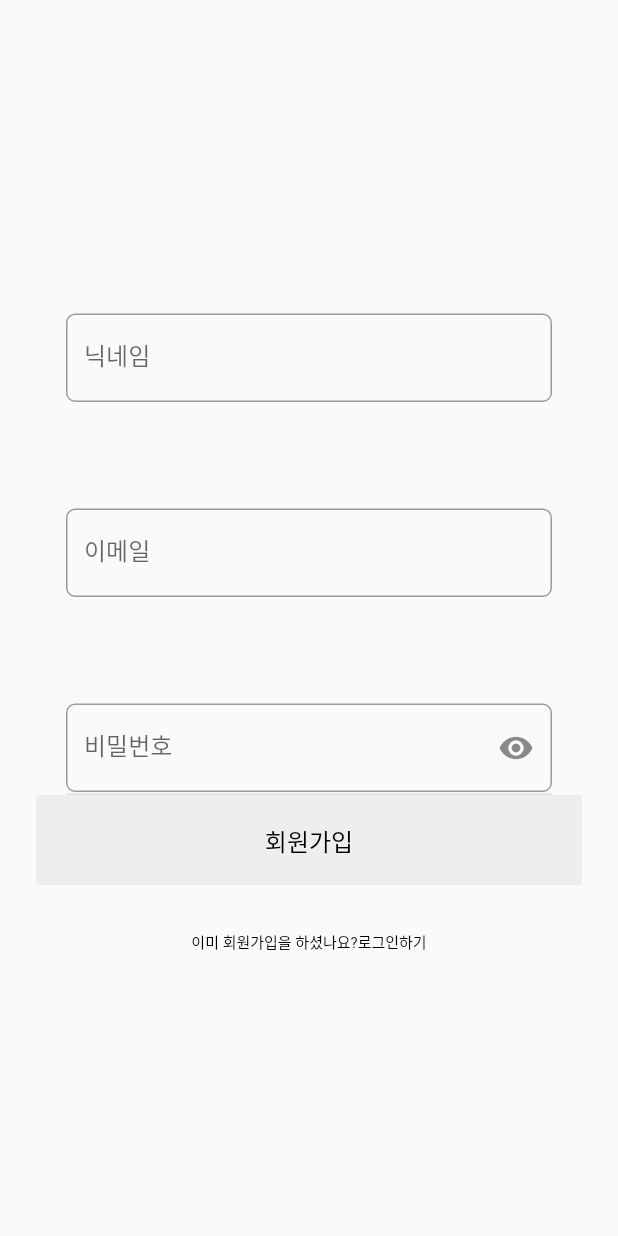
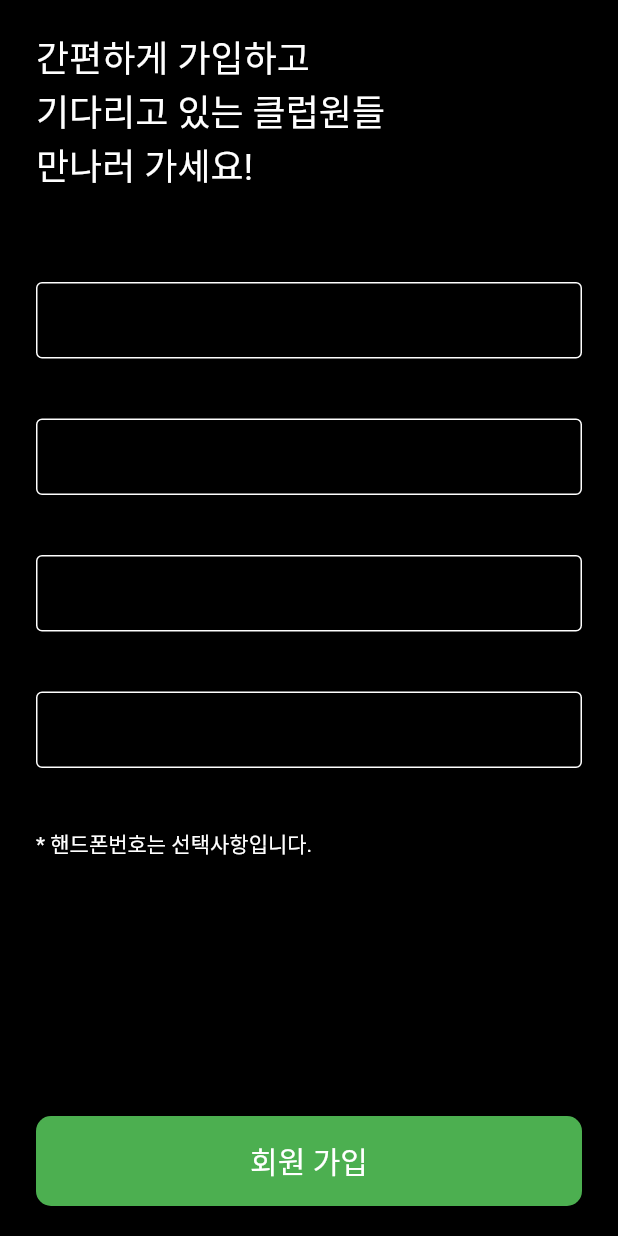
Before and after one commit to jgwng/drawCardApp, a Flutter app: the SignUpPage screen opened directly, on a phone screen of 412 x 824 dp. Run offline on Flutter 3.47's test engine with Material 2 defaults, Android fonts, the phone set to English and light mode, and no system bars; our stand-ins replace get.

```diff
--- /dev/null
+++ b/lib/business_logic/binding/login_binding.dart
@@ -0,0 +1,9 @@
+import 'package:drawcard/business_logic/controller/auth_page/login_controller.dart';
+import 'package:get/get.dart';
+
+class LoginBindings extends Bindings {
+  @override
+  void dependencies() {
+    Get.put(LoginController());
+  }
+}
--- /dev/null
+++ b/lib/business_logic/binding/sign_up_binding.dart
@@ -0,0 +1,9 @@
+import 'package:drawcard/business_logic/controller/auth_page/sign_up_controller.dart';
+import 'package:get/get.dart';
+
+class SignUpBinding extends Bindings {
+  @override
+  void dependencies() {
+    Get.put(SignUpController());
+  }
+}
--- /dev/null
+++ b/lib/business_logic/controller/auth_page/sign_up_controller.dart
@@ -0,0 +1,69 @@
+import 'package:flutter/cupertino.dart';
+import 'package:get/get.dart';
+
+class SignUpController extends GetxController {
+  TextEditingController emailController = TextEditingController();
+  TextEditingController mobileController = TextEditingController();
+  TextEditingController nicknameController = TextEditingController();
+  TextEditingController pwController = TextEditingController();
+
+  FocusNode emailNode = FocusNode();
+  FocusNode mobileNode = FocusNode();
+  FocusNode nicknameNode = FocusNode();
+  FocusNode pwNode = FocusNode();
+
+  final emailKey = GlobalKey<FormState>();
+  final mobileKey = GlobalKey<FormState>();
+  final nicknameKey = GlobalKey<FormState>();
+  final pwKey = GlobalKey<FormState>();
+
+  final emailRegex = RegExp(
+      r"^[a-zA-Z0-9.a-zA-Z0-9.!#$%&'*+-/=?^_`{|}~]+@[a-zA-Z0-9]+\.[a-zA-Z]+");
+
+  // 숫자 1개 포함 && 8자리 이상
+  RegExp pwRegex = RegExp(r'^(?=.*?[a-z])(?=.*?[0-9]).{8,}$');
+
+  @override
+  void onInit() {
+    super.onInit();
+  }
+
+  String? nicknameValidator(String? text) {
+    if (text == null || text.isEmpty) {
+      return '닉네임을 입력하세요!';
+    } else if (text.length < 2) {
+      return '최소 2자 이상 작성해 주세요!';
+    }
+
+    return null;
+  }
+
+  String? emailValidator(String? text) {
+    if (text == null || text.isEmpty) {
+      return '이메일을 입력하세요!';
+    } else if (!emailRegex.hasMatch(text)) {
+      return '이메일 양식을 확인해주세요';
+    }
+    return null;
+  }
+
+  String? validatePassword(String? value) {
+    if (value == null || value.isEmpty) {
+      return '비밀번호를 입력해주세요!';
+    } else {
+      if (!pwRegex.hasMatch(value)) {
+        return '영문자&숫자 1개 이상 포함 & 8자리 이상이여야 합니다.';
+      } else {
+        return null;
+      }
+    }
+  }
+
+  Future<void> emailCheck() async {
+
+  }
+
+  void onTapRegUser() async {
+
+  }
+}
--- a/lib/consts/pages.dart
+++ b/lib/consts/pages.dart
@@ -2,9 +2,12 @@ import 'package:drawcard/business_logic/binding/auth_page_binding.dart';
 import 'package:drawcard/business_logic/binding/draw_page_binding.dart';
 import 'package:drawcard/business_logic/binding/favorite_page_binding.dart';
 import 'package:drawcard/business_logic/binding/home_page_binding.dart';
+import 'package:drawcard/business_logic/binding/login_binding.dart';
 import 'package:drawcard/business_logic/binding/recent_page_binding.dart';
+import 'package:drawcard/business_logic/binding/sign_up_binding.dart';
 import 'package:drawcard/business_logic/binding/total_page_binding.dart';
 import 'package:drawcard/consts/routes.dart';
+import 'package:drawcard/ui/pages/auth/sign_up_page.dart';
 import 'package:drawcard/ui/pages/drawing/drawing_page.dart';
 import 'package:drawcard/ui/pages/home/home_page.dart';
 import 'package:drawcard/ui/pages/home/views/favorite_view.dart';
@@ -30,12 +33,13 @@ class AppPages{
       binding: DrawPageBinding()
     ),
     GetPage(
-      name : Routes.auth,
-      page: () => AuthPage(),
-      binding: AuthPageBinding()
+      name : Routes.signUp,
+      page: () => SignUpPage(),
+      binding: SignUpBinding()
     ),
     GetPage(
         name : Routes.login,
+        binding: LoginBindings(),
         page: () => LoginPage()
     ),
     GetPage(
--- a/lib/consts/routes.dart
+++ b/lib/consts/routes.dart
@@ -4,7 +4,7 @@ class Routes{
   static const String splash = '/splash';
 
   // 로그인,회원 가입 화면
-  static const String auth = '/auth';
+  static const String signUp = '/signUp';
   static const String login = '/login';
 
   //메인 홈 화면
--- a/lib/main.dart
+++ b/lib/main.dart
@@ -18,7 +18,7 @@ class MyApp extends StatelessWidget {
         primarySwatch: Colors.blue,
       ),
       getPages: AppPages.pages,
-      initialRoute: Routes.home,
+      initialRoute: Routes.login,
     );
   }
 }
--- a/lib/ui/pages/auth/sign_up_page.dart
+++ b/lib/ui/pages/auth/sign_up_page.dart
@@ -1,74 +1,118 @@
-import 'package:drawcard/business_logic/controller/auth_page/auth_page_controller.dart';
-import 'widget/auth_tft.dart';
-import 'package:flutter/gestures.dart';
+import 'package:drawcard/business_logic/controller/auth_page/sign_up_controller.dart';
+import 'package:drawcard/ui/widget/draw_pad_button.dart';
+import 'package:drawcard/ui/widget/draw_pad_tft.dart';
 import 'package:flutter/material.dart';
 import 'package:get/get.dart';
 
-class SignUpPage extends StatefulWidget{
-  @override
-  _SignUpPageState createState() => _SignUpPageState();
-}
+class SignUpPage extends GetView<SignUpController> {
+  const SignUpPage({Key? key}) : super(key: key);
 
-class _SignUpPageState extends State<SignUpPage>{
   @override
   Widget build(BuildContext context) {
-    return Scaffold(
-      body: GestureDetector(
-        onTap: (){
-          FocusScope.of(context).unfocus();
+    return GestureDetector(
+      onTap: () => Get.focusScope?.unfocus(),
+      child: WillPopScope(
+        onWillPop: () {
+          Get.focusScope?.unfocus();
+          Get.back();
+          return Future.value(false);
         },
-        behavior: HitTestBehavior.opaque,
-        child: Container(
-          alignment: Alignment.center,
-          padding: EdgeInsets.symmetric(horizontal: 24),
-          child: Column(
-            mainAxisAlignment: MainAxisAlignment.center,
-            crossAxisAlignment: CrossAxisAlignment.center,
-            children: [
-              //닉네임
-              AuthTFT(labelText : '닉네임', controller: TextEditingController(),),
-              SizedBox(height: 50,),
-              // 비밀번호
-              AuthTFT(labelText : '이메일', controller: TextEditingController(),),
-              SizedBox(height: 50,),
-              // 비밀번호
-              AuthTFT(labelText : '비밀번호', controller: TextEditingController(),),
-              Padding(
-                padding: EdgeInsets.symmetric(horizontal: 20),
-                child: Divider(height: 1,thickness: 1,color: Colors.grey[300],),
+        child: Scaffold(
+          backgroundColor: Colors.black,
+          body: SafeArea(
+            child: Padding(
+              padding: const EdgeInsets.symmetric(horizontal: 24),
+              child: Column(
+                mainAxisAlignment: MainAxisAlignment.start,
+                children: [
+                  Expanded(
+                    child: CustomScrollView(
+                      shrinkWrap: true,
+                      physics: const ClampingScrollPhysics(),
+                      slivers: [
+                        const SliverToBoxAdapter(
+                          child: SizedBox(),
+                        ),
+                        SliverToBoxAdapter(
+                          child: Container(
+                            padding: const EdgeInsets.only(top: 20),
+                            alignment: Alignment.centerLeft,
+                            child: const Text(
+                              '간편하게 가입하고\n기다리고 있는 클럽원들\n만나러 가세요!',
+                              style:
+                                  TextStyle(fontSize: 24, color: Colors.white),
+                            ),
+                          ),
+                        ),
+                        SliverToBoxAdapter(
+                          child: Padding(
+                            padding: const EdgeInsets.only(top: 60, bottom: 40),
+                            child: Form(
+                              key: controller.emailKey,
+                              child: DrawPadTFT(
+                                controller: controller.emailController,
+                                node: controller.emailNode,
+                                validator: controller.emailValidator,
+                                onFieldSubmitted: (String? email) async {
+                                  await controller.emailCheck();
+                                },
+                              ),
+                            ),
+                          ),
+                        ),
+                        SliverToBoxAdapter(
+                          child: Padding(
+                            padding: const EdgeInsets.only(bottom: 40),
+                            child: Form(
+                              key: controller.pwKey,
+                              child: DrawPadTFT(
+                                controller: controller.pwController,
+                                node: controller.pwNode,
+                                validator: controller.validatePassword,
+                                isPW: true,
+                              ),
+                            ),
+                          ),
+                        ),
+                        SliverToBoxAdapter(
+                          child: Padding(
+                            padding: const EdgeInsets.only(bottom: 40),
+                            child: DrawPadTFT(
+                              controller: controller.mobileController,
+                              node: controller.mobileNode,
+                            ),
+                          ),
+                        ),
+                        SliverToBoxAdapter(
+                          child: Form(
+                            key: controller.nicknameKey,
+                            child: Padding(
+                                padding: const EdgeInsets.only(bottom: 40),
+                                child: DrawPadTFT(
+                                  controller: controller.nicknameController,
+                                  node: controller.nicknameNode,
+                                  validator: controller.nicknameValidator,
+                                )),
+                          ),
+                        ),
+                        const SliverToBoxAdapter(
+                          child: Text('* 핸드폰번호는 선택사항입니다.',
+                              style: TextStyle(color: Colors.white)),
+                        )
+                      ],
+                    ),
+                  ),
+                  DrawPadButton(
+                    btnText: '회원 가입',
+                    onTap: controller.onTapRegUser,
+                    isReady: true,
+                  ),
+                ],
               ),
-              GestureDetector(
-                onTap: (){},
-                child: Container(
-                  height: 60,
-                  width: Get.width,
-                  alignment: Alignment.center,
-                  color: Colors.grey[200],
-                  child: Text('회원가입',style: TextStyle(
-                      fontSize: 16,color: Colors.black,fontWeight: FontWeight.w500
-                  ),),
-                ),
-              ),
-              SizedBox(height:30),
-              RichText(
-                text: TextSpan(text:'이미 회원가입을 하셨나요?',
-                    style: TextStyle(color: Colors.black,fontSize: 10),
-                    children:[
-                      TextSpan(text: '로그인하기', recognizer: TapGestureRecognizer()
-                        ..onTap = () {
-                          FocusScopeNode currentFocus = FocusScope.of(context);
-                          if (!currentFocus.hasPrimaryFocus) {
-                            currentFocus.unfocus();
-                          }
-                          AuthPageController.to.tabController.index = 0;
-                        }),
-                    ]),
-              )
-            ],
+            ),
           ),
         ),
       ),
     );
   }
-
 }
--- /dev/null
+++ b/lib/ui/widget/draw_pad_button.dart
@@ -0,0 +1,40 @@
+import 'package:flutter/material.dart';
+import 'package:get/get.dart';
+
+class DrawPadButton extends StatelessWidget {
+  const DrawPadButton(
+      {Key? key,
+      required this.onTap,
+      this.btnText,
+      this.isReady,
+      this.width,
+      this.bottomMargin = 20})
+      : super(key: key);
+
+  final VoidCallback onTap;
+  final bool? isReady;
+  final String? btnText;
+  final double? bottomMargin;
+  final double? width;
+  @override
+  Widget build(BuildContext context) {
+    return GestureDetector(
+      onTap: onTap,
+      child: Padding(
+        padding: EdgeInsets.only(bottom: bottomMargin ?? 20),
+        child: Container(
+          height: 60,
+          width: width ?? Get.width,
+          decoration: BoxDecoration(
+              color: (isReady ?? false)
+                  ? Colors.green
+                  : Colors.green.withOpacity(0.2),
+              borderRadius: BorderRadius.circular(10)),
+          alignment: Alignment.center,
+          child: Text(btnText ?? '',
+              style: const TextStyle(fontSize: 20, color: Colors.white)),
+        ),
+      ),
+    );
+  }
+}
--- /dev/null
+++ b/lib/ui/widget/draw_pad_tft.dart
@@ -0,0 +1,135 @@
+import 'package:flutter/material.dart';
+
+class DrawPadTFT extends StatefulWidget {
+  const DrawPadTFT(
+      {Key? key,
+      required this.controller,
+      required this.node,
+      this.label = '',
+      this.onFieldSubmitted,
+      this.validator,
+      this.suffixList,
+      this.showPrefix = false,
+      this.showSuffix = false,
+      this.onChanged,
+      this.isReadOnly = false,
+      this.isPW = false})
+      : super(key: key);
+  final TextEditingController controller;
+  final FocusNode node;
+  final Function(String?)? onFieldSubmitted;
+  final String? Function(String?)? validator;
+  final String? label;
+  final bool showSuffix;
+  final bool showPrefix;
+  final List<Widget>? suffixList;
+  final Function(String)? onChanged;
+  final bool? isPW;
+  final bool? isReadOnly;
+  @override
+  _DrawPadTFTState createState() => _DrawPadTFTState();
+}
+
+class _DrawPadTFTState extends State<DrawPadTFT> {
+  bool showSuffix = false;
+  bool isObscure = true;
+  @override
+  void initState() {
+    super.initState();
+    if (widget.isPW == false) {
+      isObscure = false;
+    }
+    widget.controller.addListener(() {
+      setState(() {
+        if (widget.controller.text.isNotEmpty &&
+            !(widget.isReadOnly ?? false)) {
+          showSuffix = true;
+        } else {
+          showSuffix = false;
+        }
+      });
+    });
+
+    widget.node.addListener(() {
+      setState(() {
+        print('aa');
+        if (widget.node.hasFocus) {
+          showSuffix = widget.controller.text.isNotEmpty;
+        } else {
+          showSuffix = false;
+        }
+      });
+    });
+  }
+
+  @override
+  Widget build(BuildContext context) {
+    return TextFormField(
+      keyboardType: TextInputType.text,
+      controller: widget.controller,
+      focusNode: widget.node,
+      cursorColor: Colors.white,
+      onFieldSubmitted: widget.onFieldSubmitted,
+      validator: widget.validator,
+      maxLines: 1,
+      readOnly: widget.isReadOnly ?? false,
+      onChanged: (text) {
+        if (widget.onChanged != null) {
+          widget.onChanged!(text);
+        }
+      },
+      obscureText: isObscure,
+      style: const TextStyle(color: Colors.white),
+      decoration: InputDecoration(
+          prefixIcon: (widget.showPrefix)
+              ? const Icon(Icons.search, size: 30, color: Colors.white38)
+              : null,
+          isDense: true,
+          errorStyle: const TextStyle(fontSize: 13, color: Colors.red),
+          hintText: widget.label,
+          hintStyle: TextStyle(fontSize: 16, color: Colors.grey[400]),
+          enabledBorder: border,
+          suffixIcon: Visibility(
+            visible: showSuffix,
+            child: Row(
+              mainAxisAlignment: MainAxisAlignment.end,
+              mainAxisSize: MainAxisSize.min,
+              children: [
+                if (widget.suffixList != null) ...widget.suffixList!,
+                if (widget.isPW ?? false)
+                  IconButton(
+                    onPressed: () {
+                      setState(() {
+                        isObscure = !isObscure;
+                      });
+                    },
+                    icon: Icon(
+                      isObscure ? Icons.visibility : Icons.visibility_off,
+                      color: Colors.white,
+                    ),
+                  ),
+                IconButton(
+                  onPressed: () {
+                    widget.controller.clear();
+                    if (widget.onChanged != null) {
+                      widget.onChanged!(widget.controller.text);
+                    }
+                  },
+                  icon:
+                      const Icon(Icons.clear, size: 24, color: Colors.white38),
+                )
+              ],
+            ),
+          ),
+          focusedBorder: border,
+          border: border,
+          errorBorder: border.copyWith(
+              borderSide: const BorderSide(width: 1, color: Colors.red))),
+    );
+  }
+
+  OutlineInputBorder get border => OutlineInputBorder(
+        borderRadius: BorderRadius.circular(4),
+        borderSide: const BorderSide(width: 1, color: Colors.white),
+      );
+}
```
Also changed, not shown: lib/business_logic/controller/auth_page/login_controller.dart (added, +22 -0 lines), lib/business_logic/controller/auth_page/login_page_controller.dart (deleted, +0 -18 lines), lib/ui/pages/auth/login_page.dart (+77 -59 lines), lib/business_logic/controller/auth_page/signup_page_controller.dart (deleted).
